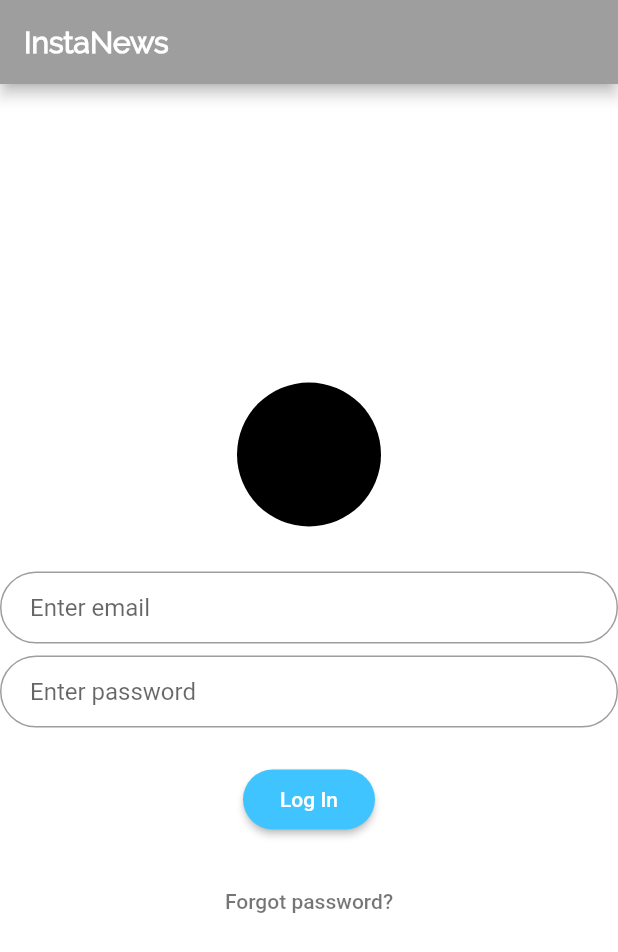
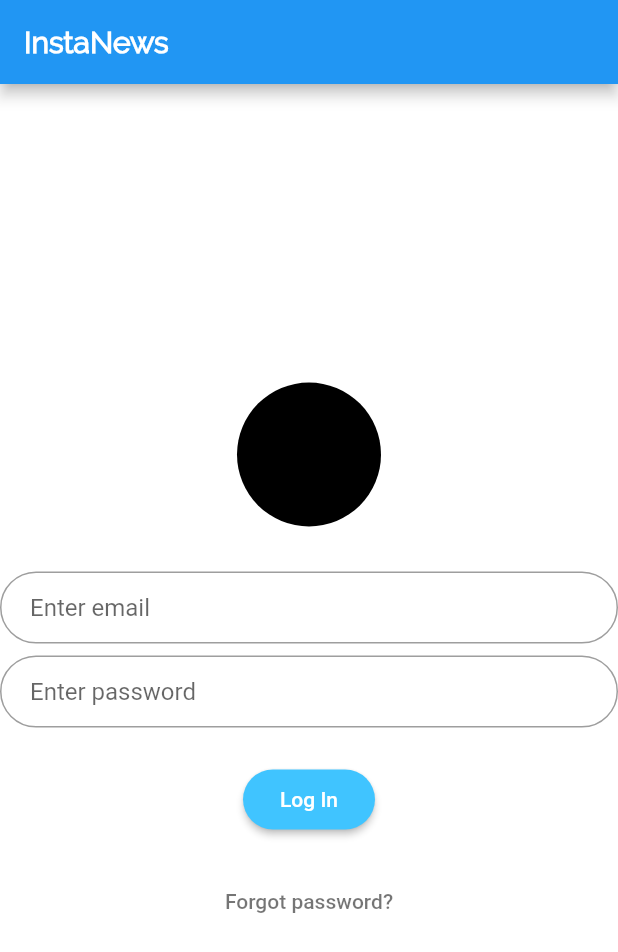
Before and after one commit to ashut08/instanews, a Flutter app: the screen it shows after launch, on a phone screen of 412 x 824 dp. Shown: the top 952 px of the screen. Run offline on Flutter 3.47's test engine with Material 2 defaults, Android fonts, the phone set to English and light mode, and no system bars; our stand-ins replace flare_flutter, share, shared_preferences, sqflite; missing offline and left inert: flutter_webview_plugin; accounts and stored records are empty.

```diff
--- a/lib/pages/login.dart
+++ b/lib/pages/login.dart
@@ -10,7 +10,7 @@ class LoginPage extends StatelessWidget {
     return Scaffold(
       backgroundColor: Colors.white,
       appBar: AppBar(
-        backgroundColor: Colors.grey,
+        backgroundColor: Colors.blue,
         title: Text(
           "InstaNews",
           style: TextStyle(
--- a/lib/widgets/sigin_widget.dart
+++ b/lib/widgets/sigin_widget.dart
@@ -6,10 +6,15 @@ class SignInWidget extends StatelessWidget {
   Widget build(BuildContext context) {
     TextEditingController emailController = TextEditingController();
     TextEditingController passwordController = TextEditingController();
+    final GlobalKey<FormState> _formKey = GlobalKey<FormState>();
+    //bool _autoValidate = false;
+
     Widget logo() {
       return CircleAvatar(
         backgroundColor: Colors.black,
         radius: 48.0,
+
+        /* Text("Sign In page") */
       );
     }
 
@@ -34,6 +39,7 @@ class SignInWidget extends StatelessWidget {
         controller: passwordController,
         keyboardType: TextInputType.emailAddress,
         autofocus: false,
+        obscureText: false,
         //initialValue: 'alucard@gmail.com',
         decoration: InputDecoration(
             hintText: "Enter password",
@@ -69,6 +75,10 @@ class SignInWidget extends StatelessWidget {
     }
 
     return Center(
+      child: Form(
+        key: _formKey,
+        // ignore: deprecated_member_use
+
         child: SingleChildScrollView(
           child: Center(
             child: Column(children: <Widget>[
@@ -90,6 +100,7 @@ class SignInWidget extends StatelessWidget {
             ]),
           ),
         ),
+      ),
     );
   }
 }
```
Also changed, not shown: lib/services/auth_class.dart (added), 3 other files. Lines whose indentation alone changed are shown as unchanged.
